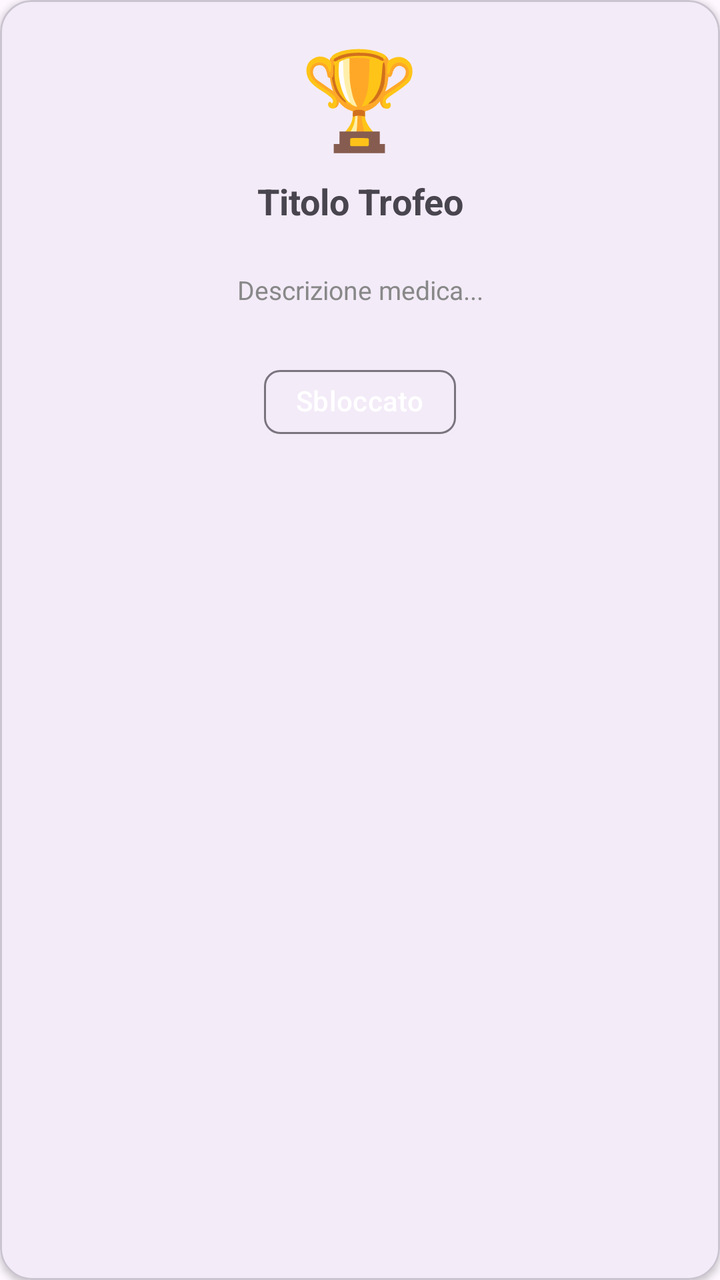
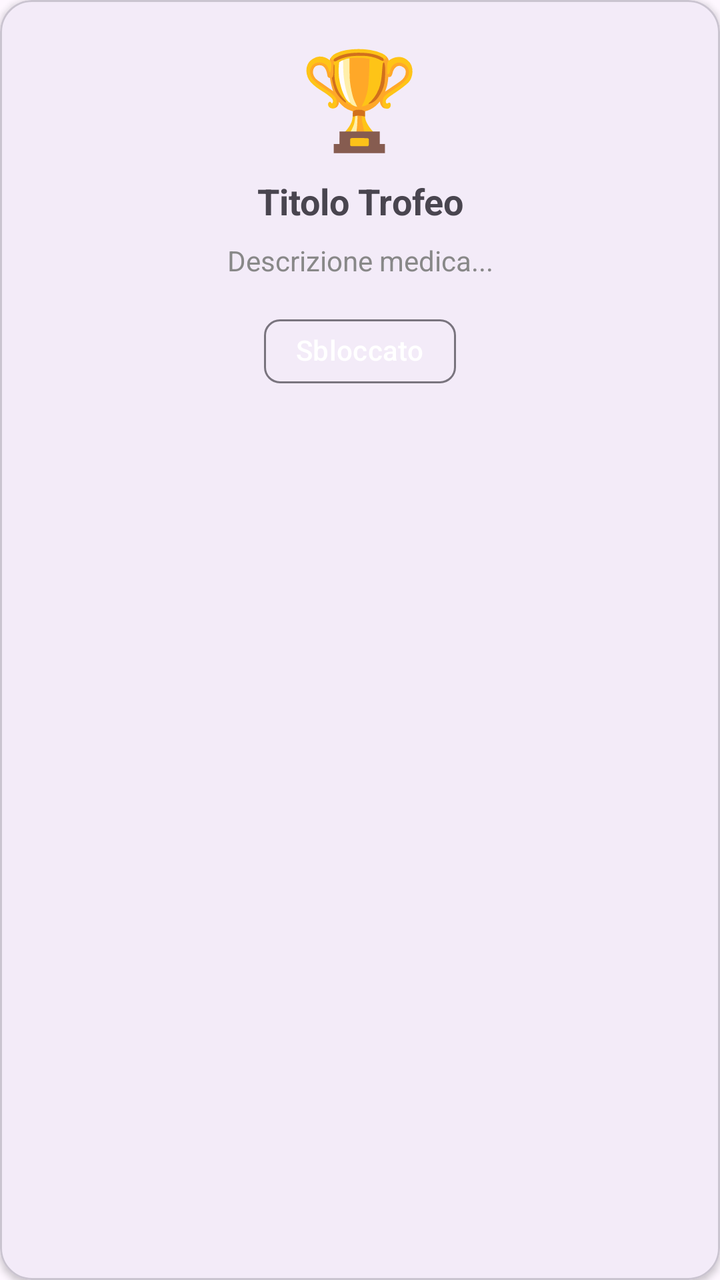

Screens rendered from an Android XML layout before and after an edit, with the pre-edit source and the edit as a unified diff.
<!-- AndroidManifest.xml: application theme Theme.SmokeShield -->
<!-- res/layout/item_trofeo.xml -->
<?xml version="1.0" encoding="utf-8"?>
<com.google.android.material.card.MaterialCardView xmlns:android="http://schemas.android.com/apk/res/android"
    xmlns:app="http://schemas.android.com/apk/res-auto"
    android:id="@+id/card_trofeo"
    android:layout_width="220dp"
    android:layout_height="wrap_content"
    android:layout_marginHorizontal="8dp"
    android:layout_marginVertical="8dp"
    app:cardCornerRadius="16dp"
    app:cardElevation="2dp">

    <LinearLayout
        android:layout_width="match_parent"
        android:layout_height="wrap_content"
        android:orientation="vertical"
        android:padding="16dp"
        android:gravity="center">

        <TextView
            android:id="@+id/tv_trofeo_icona"
            android:layout_width="wrap_content"
            android:layout_height="wrap_content"
            android:text="🏆"
            android:textSize="48sp" />

        <TextView
            android:id="@+id/tv_trofeo_titolo"
            android:layout_width="wrap_content"
            android:layout_height="wrap_content"
            android:layout_marginTop="8dp"
            android:text="Titolo Trofeo"
            android:textStyle="bold"
            android:textSize="18sp"
            android:gravity="center" />

        <TextView
            android:id="@+id/tv_trofeo_descrizione"
            android:layout_width="match_parent"
            android:layout_height="wrap_content"
            android:layout_marginTop="8dp"
            android:text="Descrizione medica..."
            android:textColor="#888888"
            android:textSize="13sp"
            android:gravity="center"
            android:minLines="3"
            android:maxLines="3"
            android:ellipsize="end" />

        <com.google.android.material.chip.Chip
            android:id="@+id/chip_status"
            android:layout_width="wrap_content"
            android:layout_height="wrap_content"
            android:layout_marginTop="8dp"
            android:text="Sbloccato"
            android:textColor="@android:color/white"
            android:clickable="false" />

    </LinearLayout>
</com.google.android.material.card.MaterialCardView>
<!-- resources referenced by this layout -->
<resources>
  <style name="Theme.SmokeShield" parent="Base.Theme.SmokeShield" />
  <style name="Base.Theme.SmokeShield" parent="Theme.Material3.DayNight.NoActionBar">
          <item name="android:windowLayoutInDisplayCutoutMode" tools:targetApi="p">shortEdges</item>
          <item name="android:statusBarColor">?android:attr/colorBackground</item>
          <item name="android:navigationBarColor">?android:attr/colorBackground</item>
      </style>
</resources>

<!-- the commit's change to res/layout/item_trofeo.xml (unified diff, before → after) -->
@@ -2,9 +2,9 @@
 <com.google.android.material.card.MaterialCardView xmlns:android="http://schemas.android.com/apk/res/android"
     xmlns:app="http://schemas.android.com/apk/res-auto"
     android:id="@+id/card_trofeo"
-    android:layout_width="220dp"
+    android:layout_width="match_parent"
     android:layout_height="wrap_content"
-    android:layout_marginHorizontal="8dp"
+    android:layout_marginHorizontal="16dp"
     android:layout_marginVertical="8dp"
     app:cardCornerRadius="16dp"
     app:cardElevation="2dp">
@@ -16,6 +16,7 @@
         android:padding="16dp"
         android:gravity="center">
 
+        
         <TextView
             android:id="@+id/tv_trofeo_icona"
             android:layout_width="wrap_content"
@@ -33,6 +34,7 @@
             android:textSize="18sp"
             android:gravity="center" />
 
+        
         <TextView
             android:id="@+id/tv_trofeo_descrizione"
             android:layout_width="match_parent"
@@ -40,17 +42,15 @@
             android:layout_marginTop="8dp"
             android:text="Descrizione medica..."
             android:textColor="#888888"
-            android:textSize="13sp"
-            android:gravity="center"
-            android:minLines="3"
-            android:maxLines="3"
-            android:ellipsize="end" />
+            android:textSize="14sp"
+            android:gravity="center" />
 
+        
         <com.google.android.material.chip.Chip
             android:id="@+id/chip_status"
             android:layout_width="wrap_content"
             android:layout_height="wrap_content"
-            android:layout_marginTop="8dp"
+            android:layout_marginTop="12dp"
             android:text="Sbloccato"
             android:textColor="@android:color/white"
             android:clickable="false" />
